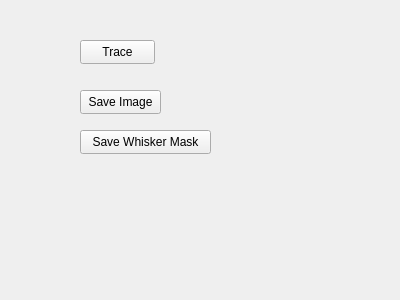
This is headers/Whisker_Widget.ui in paulmthompson/WhiskerToolbox as Qt 5 draws it before an edit. The edited form follows.
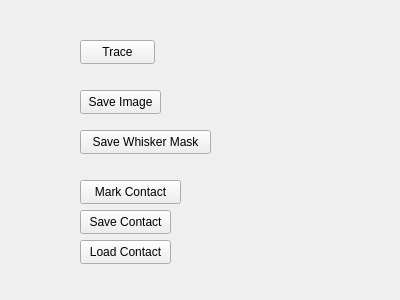
This is the edited form.

Commit message: can create csv of contact events

```diff
--- a/headers/Whisker_Widget.ui
+++ b/headers/Whisker_Widget.ui
@@ -52,6 +52,45 @@
     <string>Save Whisker Mask</string>
    </property>
   </widget>
+  <widget class="QPushButton" name="contact_button">
+   <property name="geometry">
+    <rect>
+     <x>80</x>
+     <y>180</y>
+     <width>101</width>
+     <height>24</height>
+    </rect>
+   </property>
+   <property name="text">
+    <string>Mark Contact</string>
+   </property>
+  </widget>
+  <widget class="QPushButton" name="save_contact_button">
+   <property name="geometry">
+    <rect>
+     <x>80</x>
+     <y>210</y>
+     <width>91</width>
+     <height>24</height>
+    </rect>
+   </property>
+   <property name="text">
+    <string>Save Contact</string>
+   </property>
+  </widget>
+  <widget class="QPushButton" name="load_contact_button">
+   <property name="geometry">
+    <rect>
+     <x>80</x>
+     <y>240</y>
+     <width>91</width>
+     <height>24</height>
+    </rect>
+   </property>
+   <property name="text">
+    <string>Load Contact</string>
+   </property>
+  </widget>
  </widget>
  <resources/>
  <connections/>
```
The commit also changes 3 other files.
